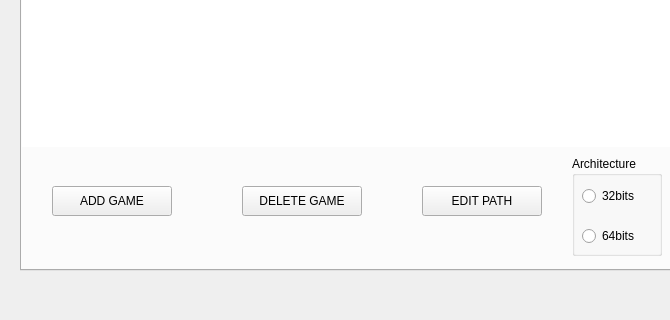
Qt form src/ui/main.ui (ddc/ReShadeUtils) before a commit; both pictures show x 0 to 670 and y 380 to 700 of the 950 by 700 pixel window.
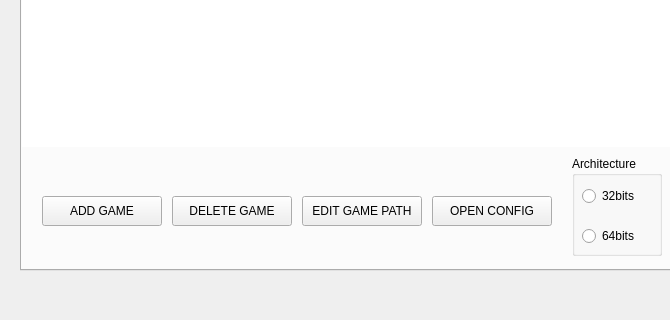
The same form after that commit.

What changed in the file:
```diff
--- a/src/ui/main.ui
+++ b/src/ui/main.ui
@@ -158,8 +158,8 @@
     <widget class="QPushButton" name="add_button">
      <property name="geometry">
       <rect>
-       <x>30</x>
-       <y>500</y>
+       <x>20</x>
+       <y>510</y>
        <width>120</width>
        <height>30</height>
       </rect>
@@ -186,16 +186,16 @@
     <widget class="QPushButton" name="edit_button">
      <property name="geometry">
       <rect>
-       <x>400</x>
-       <y>500</y>
+       <x>280</x>
+       <y>510</y>
        <width>120</width>
        <height>30</height>
       </rect>
      </property>
      <property name="sizePolicy">
       <sizepolicy hsizetype="Minimum" vsizetype="Fixed">
-       <horstretch>120</horstretch>
-       <verstretch>30</verstretch>
+       <horstretch>0</horstretch>
+       <verstretch>0</verstretch>
       </sizepolicy>
      </property>
      <property name="minimumSize">
@@ -214,14 +214,14 @@
       <string>Click to edit the game path</string>
      </property>
      <property name="text">
-      <string>EDIT PATH</string>
+      <string>EDIT GAME PATH</string>
      </property>
     </widget>
     <widget class="QPushButton" name="delete_button">
      <property name="geometry">
       <rect>
-       <x>220</x>
-       <y>500</y>
+       <x>150</x>
+       <y>510</y>
        <width>120</width>
        <height>30</height>
       </rect>
@@ -359,6 +359,40 @@
       </property>
      </column>
     </widget>
+    <widget class="QPushButton" name="open_config_button">
+     <property name="geometry">
+      <rect>
+       <x>410</x>
+       <y>510</y>
+       <width>120</width>
+       <height>30</height>
+      </rect>
+     </property>
+     <property name="sizePolicy">
+      <sizepolicy hsizetype="Minimum" vsizetype="Fixed">
+       <horstretch>0</horstretch>
+       <verstretch>0</verstretch>
+      </sizepolicy>
+     </property>
+     <property name="minimumSize">
+      <size>
+       <width>120</width>
+       <height>30</height>
+      </size>
+     </property>
+     <property name="maximumSize">
+      <size>
+       <width>120</width>
+       <height>30</height>
+      </size>
+     </property>
+     <property name="toolTip">
+      <string>Click to edit the game path</string>
+     </property>
+     <property name="text">
+      <string>OPEN CONFIG</string>
+     </property>
+    </widget>
    </widget>
    <widget class="QWidget" name="configs_tab">
     <attribute name="title">
```
Left out of the diff: 2 changed lines with no effect on the pictures.
